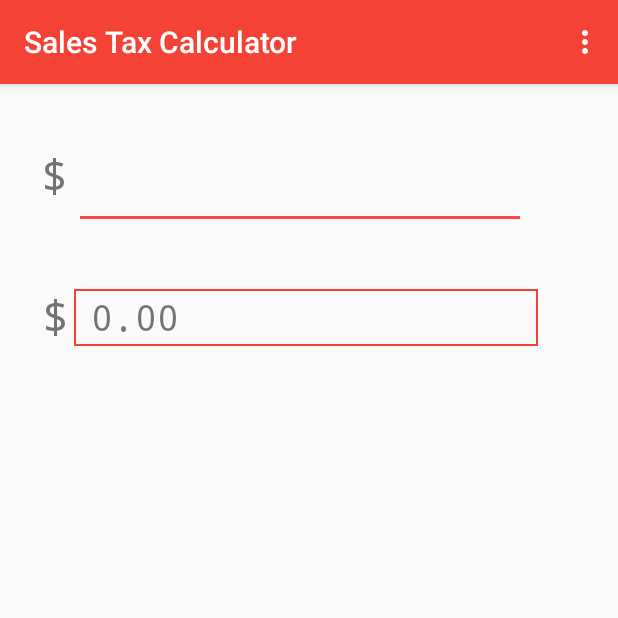
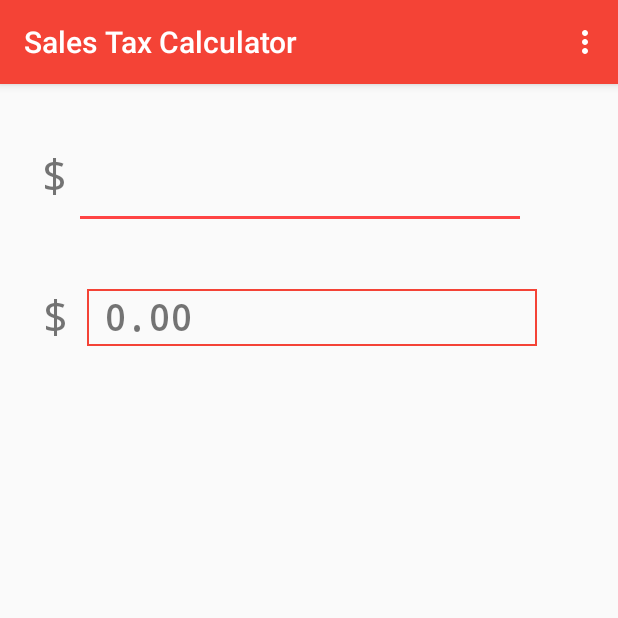
Before and after one commit to teddy-gustiaux/canadian-sales-tax-calculator, an Android app: the screen it shows after launch (MainActivity), on a phone screen of 412 x 824 dp, the top half of it. Run offline under Robolectric (Android 15) with nearby library versions, the phone set to English and light mode, and no system bars.

Commit message:
Updated code and display
- Created utilities class
- Format numbers properly
- Display toast if characters limit exceeded
- Layout constraints added

```diff
--- a/app/build.gradle
+++ b/app/build.gradle
@@ -4,7 +4,7 @@ android {
     compileSdkVersion 25
     buildToolsVersion "25.0.2"
     defaultConfig {
-        applicationId "com.gustiaux.canadiansalestaxcalculator"
+        applicationId "com.gustiaux.CanadianSalesTaxCalculator"
         minSdkVersion 16
         targetSdkVersion 25
         versionCode 1
--- /dev/null
+++ b/app/src/main/java/com/gustiaux/CanadianSalesTaxCalculator.java
@@ -0,0 +1,18 @@
+package com.gustiaux;
+
+import android.app.Application;
+import android.content.Context;
+
+public class CanadianSalesTaxCalculator extends Application {
+
+    private static Context context;
+
+    public void onCreate() {
+        super.onCreate();
+        CanadianSalesTaxCalculator.context = getApplicationContext();
+    }
+
+    public static Context getAppContext() {
+        return CanadianSalesTaxCalculator.context;
+    }
+}
--- a/app/src/main/java/com/gustiaux/canadiansalestaxcalculator/MainActivity.java
+++ b/app/src/main/java/com/gustiaux/canadiansalestaxcalculator/MainActivity.java
@@ -13,9 +13,14 @@ import android.view.MenuItem;
 import android.widget.EditText;
 import android.widget.TextView;
 
+import java.text.NumberFormat;
+import java.text.ParseException;
+import java.util.Locale;
+
 public class MainActivity extends AppCompatActivity {
 
     protected TextView result;
+    protected EditText priceInput;
 
     @Override
     protected void onCreate(Bundle savedInstanceState) {
@@ -24,9 +29,10 @@ public class MainActivity extends AppCompatActivity {
         Toolbar toolbar = (Toolbar) findViewById(R.id.toolbar);
         setSupportActionBar(toolbar);
 
+        this.setTitle(getString(R.string.app_label));
         result = (TextView) findViewById(R.id.result);
-        EditText text = (EditText) findViewById(R.id.priceInput);
-        text.addTextChangedListener(inputPriceWatcher);
+        priceInput = (EditText) findViewById(R.id.priceInput);
+        priceInput.addTextChangedListener(inputPriceWatcher);
     }
 
     @Override
@@ -54,16 +60,25 @@ public class MainActivity extends AppCompatActivity {
     private TextWatcher inputPriceWatcher = new TextWatcher() {
 
         public void afterTextChanged(Editable s) {
-            result.setText("0.0");
+            priceInput.removeTextChangedListener(this);
+
+            result.setText(getString(R.string.default_result));
             String input = s.toString();
             if (input.isEmpty()) return;
-            Double inputPrice = Double.parseDouble(input);
-            inputPrice = inputPrice * 1.13;
-            result.setText(inputPrice.toString());
+
+            Double price = Double.parseDouble(Utils.cleanNumber(input));
+            priceInput.setText(Utils.formatNumber(price, false));
+            Double priceCalculated = price * 1.13;
+            result.setText(Utils.formatNumber(priceCalculated, true));
+
+            priceInput.addTextChangedListener(this);
         }
 
         public void beforeTextChanged(CharSequence s, int start, int count, int after) {
-            result.setText("before");
+            int length = Utils.cleanNumber(s.toString()).length();
+            if (length == 9) {
+                Utils.displayToast(getString(R.string.input_too_long));
+            }
         }
 
         public void onTextChanged(CharSequence s, int start, int before,
--- a/app/src/main/res/layout/content_main.xml
+++ b/app/src/main/res/layout/content_main.xml
@@ -17,12 +17,14 @@
         android:ems="10"
         android:fontFamily="monospace"
         android:inputType="numberDecimal"
-        android:singleLine="true"
+        android:digits="0123456789."
+        android:maxLength="13"
         android:textSize="24sp"
         app:layout_constraintBaseline_toBaselineOf="@+id/priceDollarSign"
         app:layout_constraintRight_toLeftOf="@+id/guideline4"
         tools:layout_constraintBaseline_creator="1"
-        tools:layout_constraintRight_creator="1" />
+        tools:layout_constraintRight_creator="1"
+        android:maxLines="1" />
 
     <android.support.constraint.Guideline
         android:layout_width="wrap_content"
@@ -57,7 +59,7 @@
         android:layout_height="38dp"
         android:layout_marginTop="40dp"
         android:fontFamily="monospace"
-        android:text="$"
+        android:text="@string/dollarSign"
         android:textSize="30sp"
         app:layout_constraintRight_toLeftOf="@+id/priceInput"
         app:layout_constraintTop_toTopOf="parent"
@@ -67,13 +69,14 @@
         android:id="@+id/resultDollarSign"
         android:layout_width="22dp"
         android:layout_height="38dp"
-        android:layout_marginLeft="28dp"
+        android:layout_marginLeft="8dp"
+        android:layout_marginRight="8dp"
         android:layout_marginTop="56dp"
+
         android:fontFamily="monospace"
-        android:text="$"
+        android:text="@string/dollarSign"
         android:textSize="30sp"
-
-        app:layout_constraintLeft_toLeftOf="parent"
+        app:layout_constraintLeft_toLeftOf="@+id/guideline5"
         app:layout_constraintTop_toBottomOf="@+id/priceDollarSign" />
 
     <android.support.constraint.Guideline
@@ -85,18 +88,25 @@
 
     <TextView
         android:id="@+id/result"
-        android:layout_width="309dp"
+        android:layout_width="300dp"
         android:layout_height="38dp"
-        android:layout_marginRight="8dp"
+        android:layout_marginEnd="8dp"
+        android:layout_marginRight="16dp"
         android:layout_marginTop="40dp"
         android:background="@drawable/back"
         android:fontFamily="monospace"
+        android:paddingEnd="1pt"
         android:paddingLeft="5pt"
         android:paddingRight="1pt"
+        android:paddingStart="5pt"
         android:paddingTop="1pt"
-        android:text="0.00"
+        android:text="@string/default_result"
         android:textSize="24sp"
+        android:textStyle="bold"
         app:layout_constraintRight_toLeftOf="@+id/guideline4"
-        app:layout_constraintTop_toBottomOf="@+id/priceInput" />
+        app:layout_constraintTop_toBottomOf="@+id/priceInput"
+        app:layout_constraintLeft_toRightOf="@+id/resultDollarSign"
+        android:layout_marginLeft="8dp"
+        app:layout_constraintHorizontal_bias="0.0" />
 
 </android.support.constraint.ConstraintLayout>
--- a/app/src/main/res/values/strings.xml
+++ b/app/src/main/res/values/strings.xml
@@ -1,5 +1,10 @@
 <resources>
     <string name="app_name">Canadian Sales Tax Calculator</string>
     <string name="app_label">Sales Tax Calculator</string>
+    <string name="app_short_label">Sales Tax</string>
     <string name="action_settings">Settings</string>
+    <string name="wrong_number">"This number does not seem right..."</string>
+    <string name="default_result">"0.00"</string>
+    <string name="input_too_long">"This item is probably too expensive..."</string>
+    <string name="dollarSign">$</string>
 </resources>
```
Also changed, not shown: app/src/main/AndroidManifest.xml (+7 -5 lines), app/src/main/java/com/gustiaux/canadiansalestaxcalculator/Utils.java (added, +32 -0 lines), app/src/main/res/mipmap-hdpi/ic_launcher_round.png (deleted), app/src/main/res/mipmap-mdpi/ic_launcher_round.png (deleted), app/src/main/res/mipmap-xhdpi/ic_launcher_round.png (deleted), app/src/main/res/mipmap-xxhdpi/ic_launcher_round.png (deleted), app/src/main/res/mipmap-xxxhdpi/ic_launcher_round.png (deleted).
